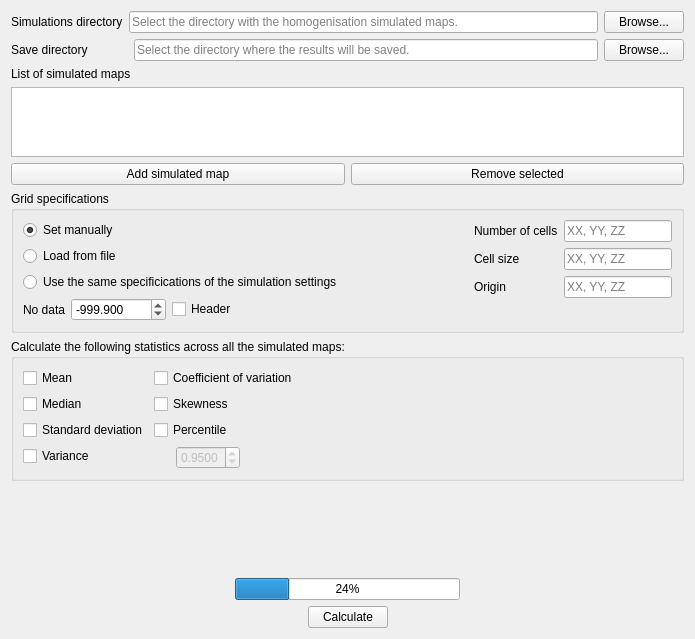
First picture: the form in GSIMCLI/interface/tools.simstats.ui, repository iled/gsimcli, before the edit.
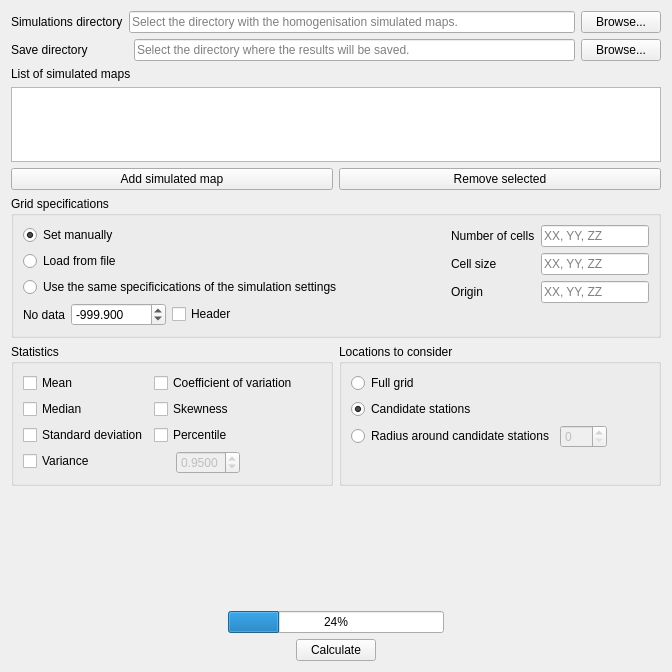
Second picture: the form after the edit.

Commit message: options to specify locations to calculate the statistics

```diff
--- a/GSIMCLI/interface/tools.simstats.ui
+++ b/GSIMCLI/interface/tools.simstats.ui
@@ -6,14 +6,14 @@
    <rect>
     <x>0</x>
     <y>0</y>
-    <width>695</width>
-    <height>639</height>
+    <width>672</width>
+    <height>672</height>
    </rect>
   </property>
   <property name="windowTitle">
    <string>Tools :: Simulation Statistics</string>
   </property>
-  <layout class="QVBoxLayout" name="verticalLayout">
+  <layout class="QVBoxLayout" name="verticalLayout_3">
    <item>
     <layout class="QHBoxLayout" name="horizontalLayout_2">
      <item>
@@ -143,7 +143,7 @@
     </layout>
    </item>
    <item>
-    <widget class="QGroupBox" name="groupBox">
+    <widget class="QGroupBox" name="groupGrid">
      <property name="title">
       <string>Grid specifications</string>
      </property>
@@ -311,7 +311,7 @@
         </font>
        </property>
        <property name="title">
-        <string>Calculate the following statistics across all the simulated maps:</string>
+        <string>Statistics</string>
        </property>
        <layout class="QFormLayout" name="formLayout">
         <item row="0" column="0">
@@ -421,6 +421,79 @@
        </layout>
       </widget>
      </item>
+     <item>
+      <widget class="QGroupBox" name="groupLoc">
+       <property name="title">
+        <string>Locations to consider</string>
+       </property>
+       <layout class="QVBoxLayout" name="verticalLayout">
+        <item>
+         <widget class="QRadioButton" name="radioFullGrid">
+          <property name="text">
+           <string>Full grid</string>
+          </property>
+         </widget>
+        </item>
+        <item>
+         <widget class="QRadioButton" name="radioCandidates">
+          <property name="text">
+           <string>Candidate stations</string>
+          </property>
+          <property name="checked">
+           <bool>true</bool>
+          </property>
+         </widget>
+        </item>
+        <item>
+         <layout class="QHBoxLayout" name="horizontalLayout_10">
+          <item>
+           <widget class="QRadioButton" name="radioRadius">
+            <property name="text">
+             <string>Radius around candidate stations</string>
+            </property>
+           </widget>
+          </item>
+          <item>
+           <widget class="QSpinBox" name="spinRadius">
+            <property name="enabled">
+             <bool>false</bool>
+            </property>
+            <property name="maximum">
+             <number>999</number>
+            </property>
+           </widget>
+          </item>
+          <item>
+           <spacer name="horizontalSpacer_10">
+            <property name="orientation">
+             <enum>Qt::Horizontal</enum>
+            </property>
+            <property name="sizeHint" stdset="0">
+             <size>
+              <width>40</width>
+              <height>20</height>
+             </size>
+            </property>
+           </spacer>
+          </item>
+         </layout>
+        </item>
+        <item>
+         <spacer name="verticalSpacer">
+          <property name="orientation">
+           <enum>Qt::Vertical</enum>
+          </property>
+          <property name="sizeHint" stdset="0">
+           <size>
+            <width>20</width>
+            <height>40</height>
+           </size>
+          </property>
+         </spacer>
+        </item>
+       </layout>
+      </widget>
+     </item>
     </layout>
    </item>
    <item>
```
The commit also changes 1 other file.
